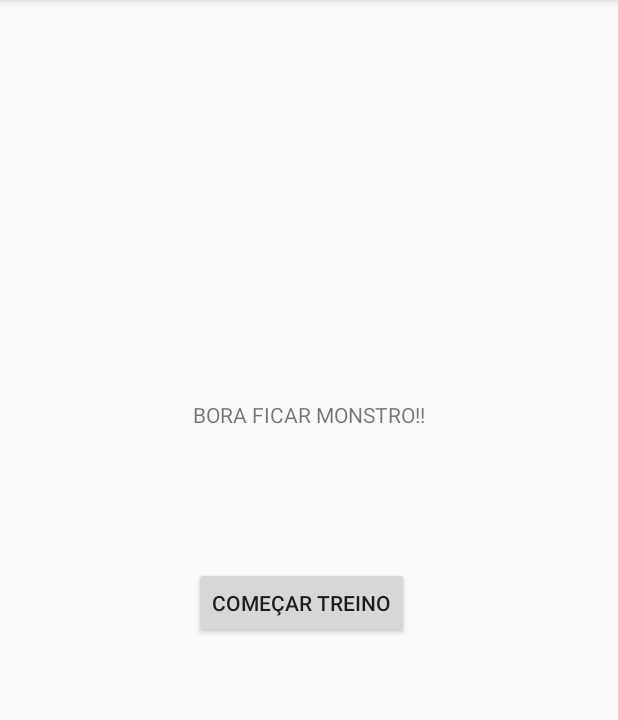
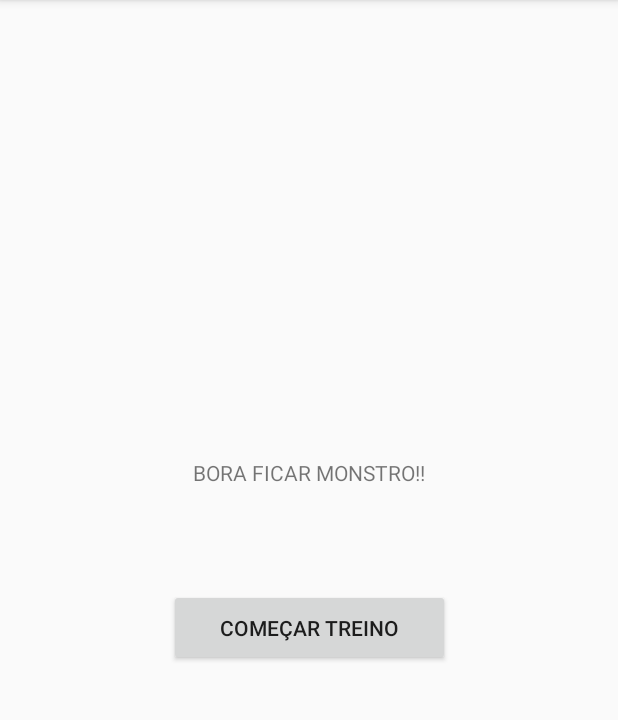
Before and after one commit to gabriellinke/App_MCA, an Android app: the MainActivity screen opened directly, with no data from a screen before it, on a phone screen of 412 x 824 dp, the part 84-804 px from its top. Run offline under Robolectric (Android 15) with nearby library versions, the phone set to English and light mode, and no system bars.

Commit message:
Comeco aula 4

```diff
--- a/app/src/main/res/layout/activity_main.xml
+++ b/app/src/main/res/layout/activity_main.xml
@@ -10,29 +10,26 @@
         android:id="@+id/main_text"
         android:layout_width="wrap_content"
         android:layout_height="wrap_content"
+        android:layout_marginLeft="128dp"
+        android:layout_marginRight="128dp"
         android:text="@string/main_message"
         app:layout_constraintBottom_toBottomOf="parent"
         app:layout_constraintLeft_toLeftOf="parent"
         app:layout_constraintRight_toRightOf="parent"
         app:layout_constraintTop_toTopOf="parent"
-        app:layout_constraintVertical_bias="0.356" />
+        app:layout_constraintVertical_bias="0.408" />
 
     <Button
         android:id="@+id/main_button"
-        android:layout_width="wrap_content"
-        android:layout_height="wrap_content"
-        android:layout_marginStart="128dp"
-        android:layout_marginLeft="128dp"
+        android:layout_width="187dp"
+        android:layout_height="51dp"
         android:layout_marginTop="68dp"
-        android:layout_marginEnd="139dp"
-        android:layout_marginRight="139dp"
-        android:layout_marginBottom="342dp"
+        android:layout_marginBottom="340dp"
         android:text="@string/main_button"
         app:layout_constraintBottom_toBottomOf="parent"
         app:layout_constraintEnd_toEndOf="parent"
-        app:layout_constraintHorizontal_bias="1.0"
         app:layout_constraintStart_toStartOf="parent"
-        app:layout_constraintTop_toBottomOf="@+id/textView"
+        app:layout_constraintTop_toBottomOf="@+id/main_text"
         app:layout_constraintVertical_bias="0.0" />
 
 </androidx.constraintlayout.widget.ConstraintLayout>
```
